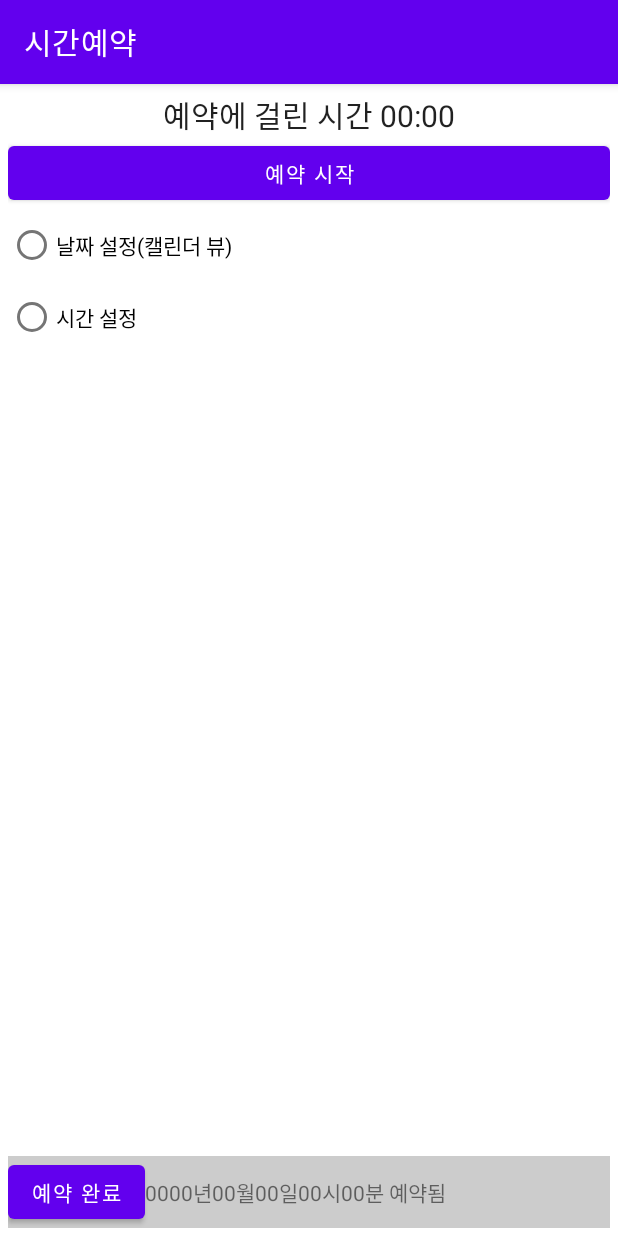
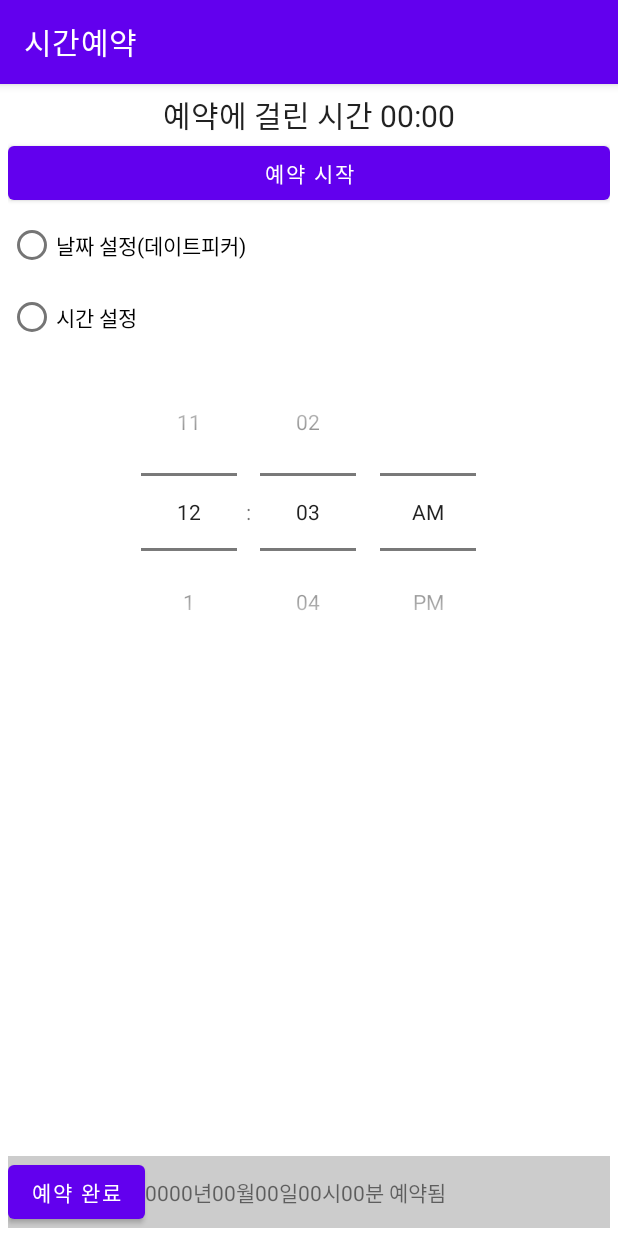
Before and after one commit to kimheeseon/Android_Chapter6, an Android app: the screen it shows after launch (MainActivity), on a phone screen of 412 x 824 dp. Run offline under Robolectric (Android 15) with nearby library versions, the phone set to English and light mode, and no system bars.

Commit message:
캘린더 뷰 대신 데이트피커 사용

```diff
--- a/app/src/main/java/com/example/reservation2/MainActivity.kt
+++ b/app/src/main/java/com/example/reservation2/MainActivity.kt
@@ -15,7 +15,8 @@ class MainActivity : AppCompatActivity() {
     lateinit var btnEnd : Button
     lateinit var rdoCal : RadioButton
     lateinit var rdoTime : RadioButton
-    lateinit var calView : CalendarView
+    //lateinit var calView : CalendarView
+    lateinit var datePicker : DatePicker
     lateinit var tPicker : TimePicker
     lateinit var tvYear : TextView
     lateinit var tvMonth : TextView
@@ -41,7 +42,8 @@ class MainActivity : AppCompatActivity() {
         rdoTime = findViewById<RadioButton>(R.id.rdoTime)
 
         tPicker = findViewById<TimePicker>(R.id.timePicker1)
-        calView = findViewById<CalendarView>(R.id.calendarView1)
+        //calView = findViewById<CalendarView>(R.id.calendarView1)
+        datePicker = findViewById<DatePicker>(R.id.datePicker1)
 
         tvYear = findViewById<TextView>(R.id.tvYear)
         tvMonth = findViewById<TextView>(R.id.tvMonth)
@@ -49,17 +51,19 @@ class MainActivity : AppCompatActivity() {
         tvHour = findViewById<TextView>(R.id.tvHour)
         tvMinute = findViewById<TextView>(R.id.tvMinute)
 
-        tPicker.visibility = View.INVISIBLE
-        calView.visibility = View.INVISIBLE
+        //calView.visibility = View.INVISIBLE
+        datePicker.visibility = View.INVISIBLE
 
 
         rdoCal.setOnClickListener{
             tPicker.visibility = View.INVISIBLE
-            calView.visibility = View.VISIBLE
+            //calView.visibility = View.VISIBLE
+            datePicker.visibility = View.VISIBLE
         }
         rdoTime.setOnClickListener {
             tPicker.visibility = View.VISIBLE
-            calView.visibility = View.INVISIBLE
+            //calView.visibility = View.INVISIBLE
+            datePicker.visibility = View.INVISIBLE
         }
         btnStart.setOnClickListener{
             chrono.base = SystemClock.elapsedRealtime()
@@ -77,10 +81,16 @@ class MainActivity : AppCompatActivity() {
             tvMinute.text = Integer.toString(tPicker.currentMinute)
         }
 
-       calView.setOnDateChangeListener { view, year, month, dayOfMonth ->
+        /*calView.setOnDateChangeListener { view, year, month, dayOfMonth ->
             selectYear = year
             selectMonth = month + 1
             selectDay = dayOfMonth
+        }*/
+        datePicker.setOnDateChangedListener { view, year, monthOfYear, dayOfMonth ->
+            selectYear = year
+            selectMonth = monthOfYear + 1
+            selectDay = dayOfMonth
         }
+
     }
 }
--- a/app/src/main/res/layout/activity_main.xml
+++ b/app/src/main/res/layout/activity_main.xml
@@ -30,7 +30,7 @@
             android:layout_width="wrap_content"
             android:layout_height="wrap_content"
             android:id="@+id/rdoCal"
-            android:text="날짜 설정(캘린더 뷰)"/>
+            android:text="날짜 설정(데이트피커)"/>
         <RadioButton
             android:layout_width="wrap_content"
             android:layout_height="wrap_content"
@@ -44,11 +44,16 @@
         <FrameLayout
             android:layout_width="match_parent"
             android:layout_height="match_parent">
-           <CalendarView
-                android:layout_width="wrap_content"
+            <!-- <CalendarView
+                 android:layout_width="wrap_content"
+                 android:layout_height="match_parent"
+                 android:id="@+id/calendarView1"
+                 android:showWeekNumber="false"/>-->
+            <DatePicker
+                android:layout_width="match_parent"
                 android:layout_height="match_parent"
-                android:id="@+id/calendarView1"
-                android:showWeekNumber="false"/>
+                android:id="@+id/datePicker1"
+                android:datePickerMode="spinner"/>
             <TimePicker
                 android:layout_width="match_parent"
                 android:layout_height="match_parent"
```
